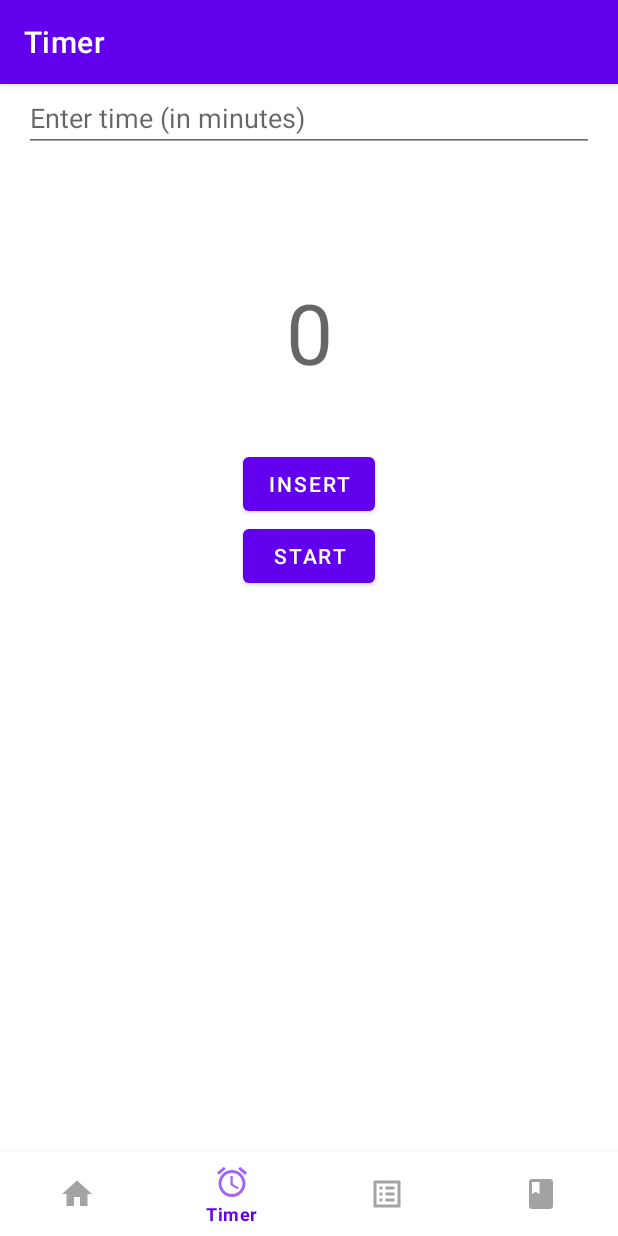
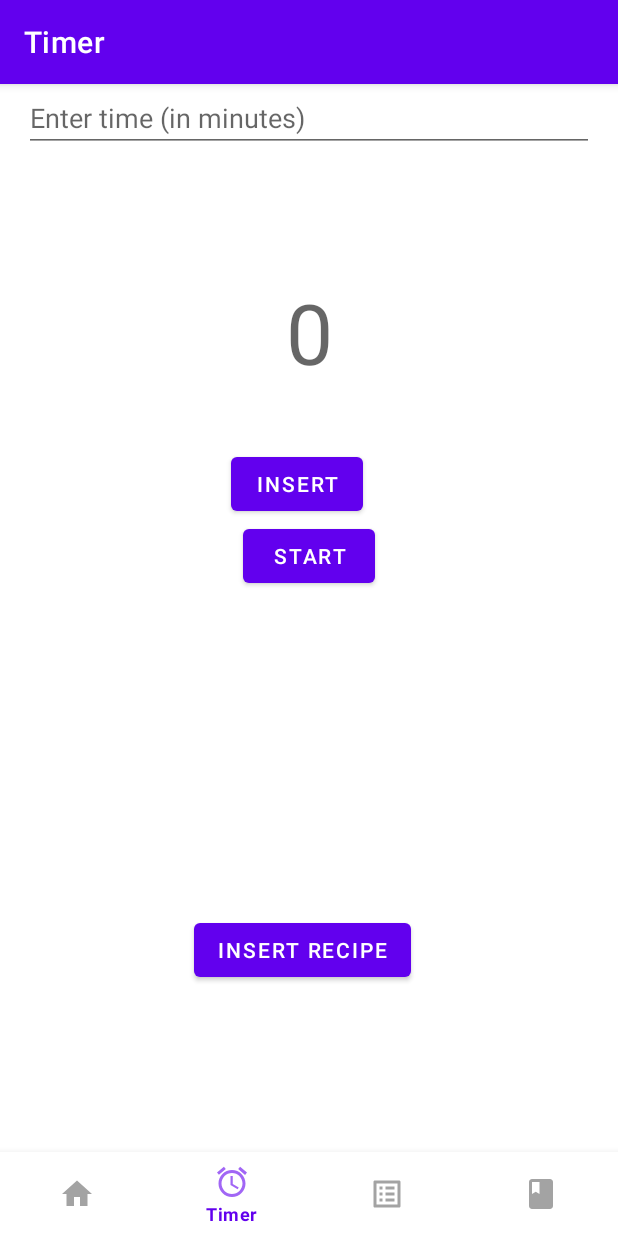
Before and after one commit to fh-erfurt/OnlyOneEgg, an Android app: the TimerFragment screen opened through its navigation route, on a phone screen of 412 x 824 dp. Run offline under Robolectric (Android 15) with nearby library versions, the phone set to English and light mode, and no system bars; our stand-ins replace Room's generated code, data binding, navigation-ui.

Commit message:
insert Recipe button in timer Fragment

```diff
--- a/app/src/main/res/layout/fragment_timer.xml
+++ b/app/src/main/res/layout/fragment_timer.xml
@@ -54,12 +54,27 @@
             android:layout_width="wrap_content"
             android:layout_height="wrap_content"
             android:layout_marginTop="40dp"
+            android:layout_marginEnd="8dp"
             android:onClick="@{() -> timerViewModel.onInsertIngredient()}"
             android:text="Insert"
             app:layout_constraintEnd_toEndOf="@+id/reset"
             app:layout_constraintHorizontal_bias="1.0"
             app:layout_constraintStart_toStartOf="@+id/timer"
             app:layout_constraintTop_toBottomOf="@+id/timer" />
+
+        <Button
+            android:id="@+id/recipeInsert"
+            android:layout_width="wrap_content"
+            android:layout_height="wrap_content"
+            android:layout_marginEnd="8dp"
+            android:onClick="@{() -> timerViewModel.onInsertRecipe()}"
+            android:text="@string/insertRecipe"
+            app:layout_constraintBottom_toBottomOf="parent"
+            app:layout_constraintEnd_toEndOf="parent"
+            app:layout_constraintHorizontal_bias="0.498"
+            app:layout_constraintStart_toStartOf="parent"
+            app:layout_constraintTop_toBottomOf="@+id/reset" />
+
 
         <EditText
             android:id="@+id/time_edit_text"
@@ -73,7 +88,8 @@
             app:layout_constraintEnd_toEndOf="parent"
             app:layout_constraintHorizontal_bias="0.0"
             app:layout_constraintStart_toStartOf="parent"
-            app:layout_constraintTop_toTopOf="parent" />
+            app:layout_constraintTop_toTopOf="parent"
+            android:autofillHints="" />
 
     </androidx.constraintlayout.widget.ConstraintLayout>
 </layout>
--- a/app/src/main/res/values/strings.xml
+++ b/app/src/main/res/values/strings.xml
@@ -7,5 +7,5 @@
     <string name="timer_start">Start</string>
     <string name="timer_pause">Pause</string>
     <string name="recipeImage">CHECKEN</string>
-    <string name="insert">Insert</string>
+    <string name="insertRecipe">Insert Recipe</string>
 </resources>
```
Also changed, not shown: app/src/main/java/de/fherfurt/onlyoneegg/view/ui/recipe/RecipeViewModel.kt (+0 -12 lines), app/src/main/java/de/fherfurt/onlyoneegg/view/ui/timer/TimerViewModel.kt (+15 -0 lines), app/src/main/res/layout/fragment_recipe.xml (+0 -14 lines).
